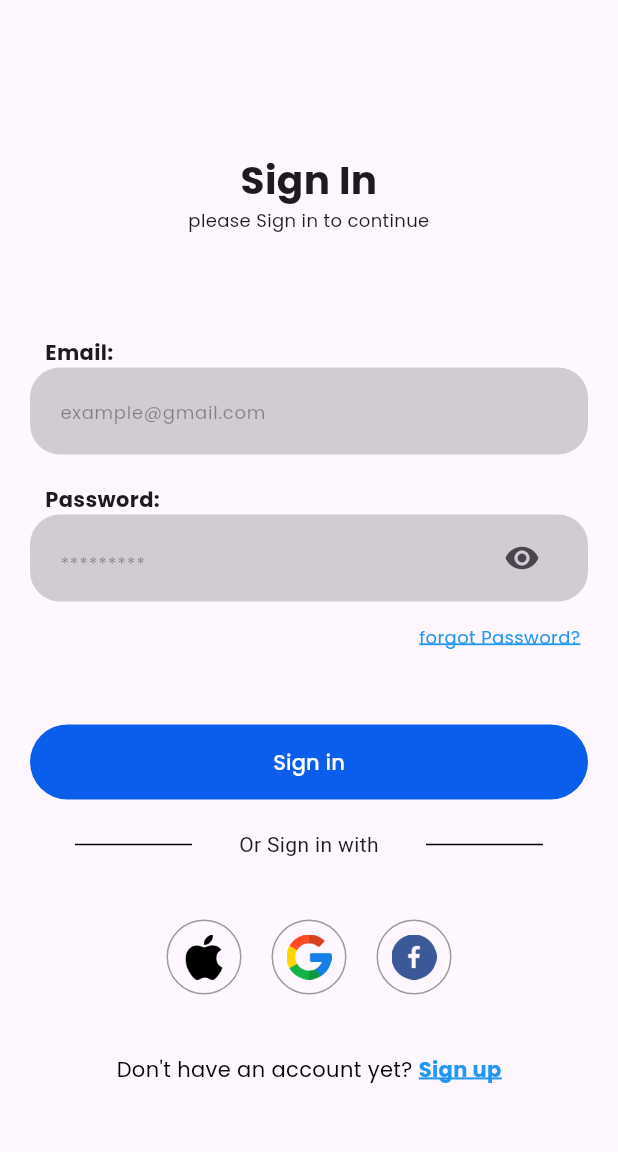
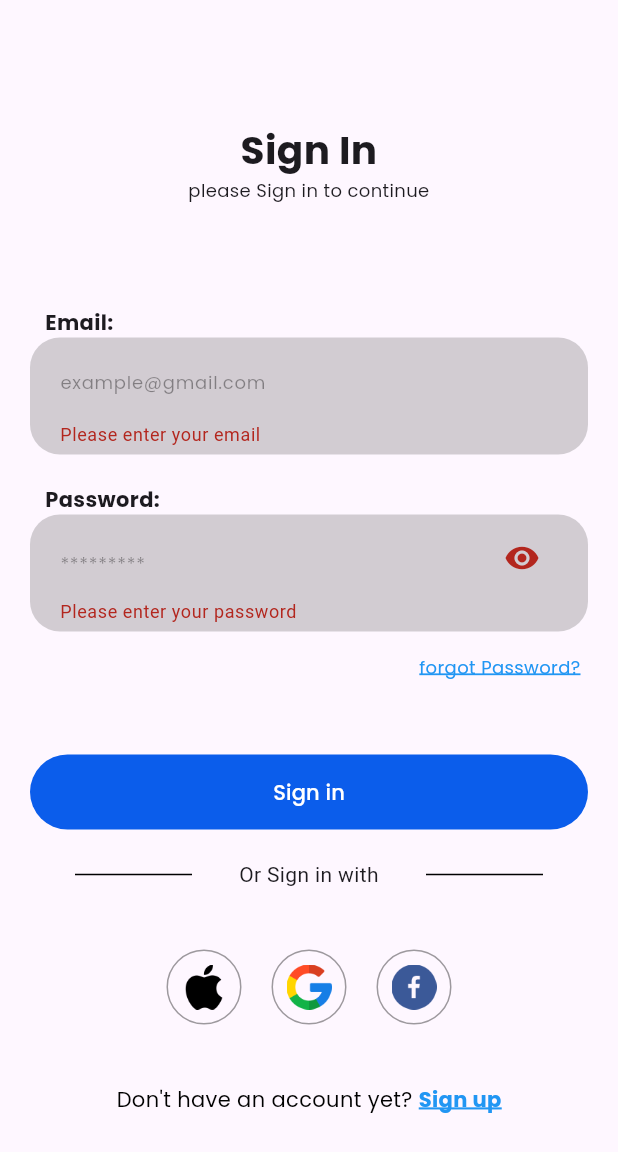
Before and after one commit to JuliaJosephh/E-Learning-App, a Flutter app: the screen it shows after launch, after a tap on "Sign in", on a phone screen of 412 x 824 dp. Shown: the top 1152 px of the screen. Run offline on Flutter 3.47's test engine with Material 3 defaults, Android fonts, the phone set to English and light mode, and no system bars; our stand-ins replace firebase_auth, firebase_core, flutter_otp_text_field, google_fonts; accounts and stored records are empty.

Commit message:
signin&signout

```diff
--- a/lib/main.dart
+++ b/lib/main.dart
@@ -10,7 +10,11 @@ void main() async {
   await Firebase.initializeApp(
     options: DefaultFirebaseOptions.currentPlatform,
   );
-  runApp(MyApp());
+  runApp(const MyApp());
+
+  // Const
+  // Mounted
+  // Responsive
 }
 class MyApp extends StatefulWidget {
   const MyApp({super.key});
--- a/lib/screens/LoginPage.dart
+++ b/lib/screens/LoginPage.dart
@@ -72,19 +72,19 @@ class _LoginState extends State<Login> {
                             hintText: "example@gmail.com",
                             hintStyle: poppins.copyWith(
                                 color: Colors.black38, fontSize: 12)),
-                        // validator: (value) {
-                        //   if (value == null || value.isEmpty) {
-                        //     return 'Please enter your email';
-                        //   }
-                        //   // Basic email validation
-                        //   String pattern =
-                        //       r'^[a-zA-Z0-9._%+-]+@[a-zA-Z0-9.-]+\.[a-zA-Z]{2,}$';
-                        //   RegExp regExp = RegExp(pattern);
-                        //   if (!regExp.hasMatch(value)) {
-                        //     return 'Enter a valid email';
-                        //   }
-                        //   return null;
-                        // },
+                        validator: (value) {
+                          if (value == null || value.isEmpty) {
+                            return 'Please enter your email';
+                          }
+                          // Basic email validation
+                          String pattern =
+                              r'^[a-zA-Z0-9._%+-]+@[a-zA-Z0-9.-]+\.[a-zA-Z]{2,}$';
+                          RegExp regExp = RegExp(pattern);
+                          if (!regExp.hasMatch(value)) {
+                            return 'Enter a valid email';
+                          }
+                          return null;
+                        },
                       ),
                     ),
                   ),
@@ -128,15 +128,15 @@ class _LoginState extends State<Login> {
                             hintStyle: poppins.copyWith(
                                 color: Colors.black38, fontSize: 12),
                             contentPadding: const EdgeInsets.only(top: 15)),
-                        // validator: (value) {
-                        //   if (value == null || value.isEmpty) {
-                        //     return 'Please enter your password';
-                        //   }
-                        //   if (value.length < 6) {
-                        //     return 'Password must be at least 6 characters';
-                        //   }
-                        //   return null;
-                        // },
+                        validator: (value) {
+                          if (value == null || value.isEmpty) {
+                            return 'Please enter your password';
+                          }
+                          if (value.length < 6) {
+                            return 'Password must be at least 6 characters';
+                          }
+                          return null;
+                        },
                       ),
                     ),
                   ),
@@ -145,12 +145,14 @@ class _LoginState extends State<Login> {
                   padding:
                       const EdgeInsets.only(top: 15.0, right: 25, left: 20),
                   child: InkWell(
-                    overlayColor: const WidgetStatePropertyAll(Colors.transparent),
+                    overlayColor:
+                        const WidgetStatePropertyAll(Colors.transparent),
                     onTap: () {
                       setState(() {
                         Navigator.push(
                           context,
-      MaterialPageRoute(builder: (context) => const Forgetpassword()),
+                          MaterialPageRoute(
+                              builder: (context) => const Forgetpassword()),
                         );
                       });
                     },
@@ -179,10 +181,10 @@ class _LoginState extends State<Login> {
                     onPressed: () async {
                       if (_formKey.currentState!.validate()) {
                         try {
-  final credential = await FirebaseAuth.instance.signInWithEmailAndPassword(
+                          final credential = await FirebaseAuth.instance
+                              .signInWithEmailAndPassword(
                                   email: _emailController.text,
-    password: _passwordController.text
-  );
+                                  password: _passwordController.text);
                           Navigator.push(
                             context,
                             MaterialPageRoute(
@@ -197,7 +199,6 @@ class _LoginState extends State<Login> {
                           }
                         }
                         // If the form is valid, navigate to the DefaultScreen
-
                       }
                     },
                     child: Padding(
--- a/lib/screens/SignUpPage.dart
+++ b/lib/screens/SignUpPage.dart
@@ -1,3 +1,4 @@
+import 'package:firebase_auth/firebase_auth.dart';
 import 'package:flutter/material.dart';
 import 'package:sessiontask/constants/constants.dart';
 import 'package:sessiontask/screens/DefaultScreen.dart';
@@ -29,14 +30,33 @@ class _SignupState extends State<Signup> {
   final TextEditingController _confirmPasswordController =
       TextEditingController();
 
-  void _signUp() {
+  Future<void> _signUp() async {
+    if (!checked) {
+      debugPrint("Terms is not checked");
+      return;
+    }
     if (_formKey.currentState!.validate()) {
+      try {
+        final credential =
+            await FirebaseAuth.instance.createUserWithEmailAndPassword(
+          email: _emailController.text,
+          password: _passwordController.text,
+        );
         Navigator.push(
           context,
           MaterialPageRoute(
             builder: (context) => const DefaultScreen(),
           ),
         );
+      } on FirebaseAuthException catch (e) {
+        if (e.code == 'weak-password') {
+          print('The password provided is too weak.');
+        } else if (e.code == 'email-already-in-use') {
+          print('The account already exists for that email.');
+        }
+      } catch (e) {
+        print(e);
+      }
     }
   }
 
@@ -144,8 +164,7 @@ class _SignupState extends State<Signup> {
                       const EdgeInsets.symmetric(horizontal: 20, vertical: 10),
                   child: TextButton(
                     style: ButtonStyle(
-                      backgroundColor:
-                          WidgetStateProperty.all(backgroundColor),
+                      backgroundColor: WidgetStateProperty.all(backgroundColor),
                     ),
                     onPressed: _signUp, // Call the sign-up function here
                     child: Padding(
```
Also changed, not shown: 2 other files. Lines whose indentation alone changed are shown as unchanged.
